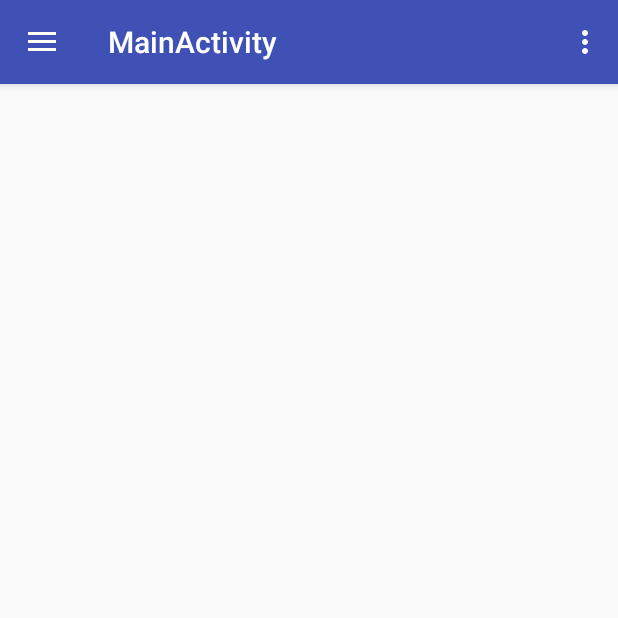
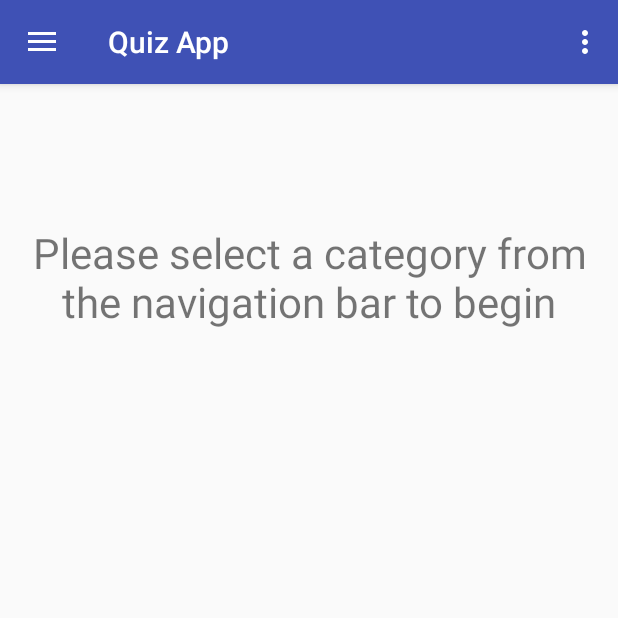
Before and after one commit to tilaks26/MyQuizApp, an Android app: the screen it shows after launch (MainActivity before the commit, QuizApp after it), on a phone screen of 412 x 824 dp, the top half of it. Run offline under Robolectric (Android 15) with nearby library versions, the phone set to English and light mode, and no system bars.

Commit message:
Adding modifications

```diff
--- a/MyQuizApp/app/src/main/AndroidManifest.xml
+++ b/MyQuizApp/app/src/main/AndroidManifest.xml
@@ -9,11 +9,8 @@
         android:roundIcon="@mipmap/ic_launcher_round"
         android:supportsRtl="true"
         android:theme="@style/AppTheme">
-        <activity android:name=".QuizActivity">
-
-        </activity>
         <activity
-            android:name=".MainActivity"
+            android:name=".QuizApp"
             android:label="@string/title_activity_main"
             android:theme="@style/AppTheme.NoActionBar">
             <intent-filter>
--- a/MyQuizApp/app/src/main/java/com/example/tilaks/myquizapp/MainActivity.java
+++ /dev/null
@@ -1,101 +0,0 @@
-package com.example.tilaks.myquizapp;
-
-import android.os.Bundle;
-import android.support.design.widget.FloatingActionButton;
-import android.support.design.widget.Snackbar;
-import android.view.View;
-import android.support.design.widget.NavigationView;
-import android.support.v4.view.GravityCompat;
-import android.support.v4.widget.DrawerLayout;
-import android.support.v7.app.ActionBarDrawerToggle;
-import android.support.v7.app.AppCompatActivity;
-import android.support.v7.widget.Toolbar;
-import android.view.Menu;
-import android.view.MenuItem;
-
-public class MainActivity extends AppCompatActivity
-        implements NavigationView.OnNavigationItemSelectedListener {
-
-    @Override
-    protected void onCreate(Bundle savedInstanceState) {
-        super.onCreate(savedInstanceState);
-        setContentView(R.layout.activity_main);
-        Toolbar toolbar = (Toolbar) findViewById(R.id.toolbar);
-        setSupportActionBar(toolbar);
-
-        FloatingActionButton fab = (FloatingActionButton) findViewById(R.id.fab);
-        fab.setOnClickListener(new View.OnClickListener() {
-            @Override
-            public void onClick(View view) {
-                Snackbar.make(view, "Replace with your own action", Snackbar.LENGTH_LONG)
-                        .setAction("Action", null).show();
-            }
-        });
-
-        DrawerLayout drawer = (DrawerLayout) findViewById(R.id.drawer_layout);
-        ActionBarDrawerToggle toggle = new ActionBarDrawerToggle(
-                this, drawer, toolbar, R.string.navigation_drawer_open, R.string.navigation_drawer_close);
-        drawer.setDrawerListener(toggle);
-        toggle.syncState();
-
-        NavigationView navigationView = (NavigationView) findViewById(R.id.nav_view);
-        navigationView.setNavigationItemSelectedListener(this);
-    }
-
-    @Override
-    public void onBackPressed() {
-        DrawerLayout drawer = (DrawerLayout) findViewById(R.id.drawer_layout);
-        if (drawer.isDrawerOpen(GravityCompat.START)) {
-            drawer.closeDrawer(GravityCompat.START);
-        } else {
-            super.onBackPressed();
-        }
-    }
-
-    @Override
-    public boolean onCreateOptionsMenu(Menu menu) {
-        // Inflate the menu; this adds items to the action bar if it is present.
-        getMenuInflater().inflate(R.menu.main, menu);
-        return true;
-    }
-
-    @Override
-    public boolean onOptionsItemSelected(MenuItem item) {
-        // Handle action bar item clicks here. The action bar will
-        // automatically handle clicks on the Home/Up button, so long
-        // as you specify a parent activity in AndroidManifest.xml.
-        int id = item.getItemId();
-
-        //noinspection SimplifiableIfStatement
-        if (id == R.id.action_settings) {
-            return true;
-        }
-
-        return super.onOptionsItemSelected(item);
-    }
-
-    @SuppressWarnings("StatementWithEmptyBody")
-    @Override
-    public boolean onNavigationItemSelected(MenuItem item) {
-        // Handle navigation view item clicks here.
-        int id = item.getItemId();
-
-//        if (id == R.id.nav_camera) {
-//            // Handle the camera action
-//        } else if (id == R.id.nav_gallery) {
-//
-//        } else if (id == R.id.nav_slideshow) {
-//
-//        } else if (id == R.id.nav_manage) {
-//
-//        } else if (id == R.id.nav_share) {
-//
-//        } else if (id == R.id.nav_send) {
-//
-//        }
-
-        DrawerLayout drawer = (DrawerLayout) findViewById(R.id.drawer_layout);
-        drawer.closeDrawer(GravityCompat.START);
-        return true;
-    }
-}
--- a/MyQuizApp/app/src/main/java/com/example/tilaks/myquizapp/QuizActivity.java
+++ /dev/null
@@ -1,13 +0,0 @@
-package com.example.tilaks.myquizapp;
-
-import android.support.v7.app.AppCompatActivity;
-import android.os.Bundle;
-
-public class QuizActivity extends AppCompatActivity {
-
-    @Override
-    protected void onCreate(Bundle savedInstanceState) {
-        super.onCreate(savedInstanceState);
-        setContentView(R.layout.activity_quiz);
-    }
-}
--- /dev/null
+++ b/MyQuizApp/app/src/main/java/com/example/tilaks/myquizapp/QuizApp.java
@@ -0,0 +1,211 @@
+package com.example.tilaks.myquizapp;
+
+import android.content.Intent;
+import android.os.Bundle;
+import android.support.design.widget.NavigationView;
+import android.support.v4.view.GravityCompat;
+import android.support.v4.widget.DrawerLayout;
+import android.support.v7.app.ActionBarDrawerToggle;
+import android.support.v7.app.AppCompatActivity;
+import android.support.v7.widget.Toolbar;
+import android.view.Menu;
+import android.view.MenuItem;
+import android.view.View;
+import android.widget.Button;
+import android.widget.TextView;
+import java.util.ArrayList;
+
+public class QuizApp extends AppCompatActivity
+        implements NavigationView.OnNavigationItemSelectedListener {
+
+    Button back;
+    Button next;
+    TextView question;
+    Button optionA;
+    Button optionB;
+    Button optionC;
+    Button optionD;
+    TextView score;
+    ArrayList<Questions> math = new ArrayList<>();
+    ArrayList<Questions> gk = new ArrayList<>();
+    ArrayList<Questions> science = new ArrayList<>();
+    int indexMath = 0;
+    int indexGK = 0;
+    int indexScience = 0;
+    int type_ = -1;
+
+    @Override
+    protected void onCreate(Bundle savedInstanceState) {
+        super.onCreate(savedInstanceState);
+        setContentView(R.layout.activity_main);
+        Toolbar toolbar = (Toolbar) findViewById(R.id.toolbar);
+        setSupportActionBar(toolbar);
+
+        back = (Button) findViewById(R.id.back);
+        back.setVisibility(View.INVISIBLE);
+        next = (Button) findViewById(R.id.next);
+        next.setVisibility(View.INVISIBLE);
+        question = (TextView) findViewById(R.id.question);
+        optionA = (Button) findViewById(R.id.optionA);
+        optionA.setVisibility(View.INVISIBLE);
+        optionB = (Button) findViewById(R.id.optionB);
+        optionB.setVisibility(View.INVISIBLE);
+        optionC = (Button) findViewById(R.id.optionC);
+        optionC.setVisibility(View.INVISIBLE);
+        optionD = (Button) findViewById(R.id.optionD);
+        optionD.setVisibility(View.INVISIBLE);
+        score = (TextView) findViewById(R.id.score);
+        score.setVisibility(View.INVISIBLE);
+
+        math = initMath();
+        gk = initGK();
+        science = initScience();
+
+        DrawerLayout drawer = (DrawerLayout) findViewById(R.id.drawer_layout);
+        ActionBarDrawerToggle toggle = new ActionBarDrawerToggle(
+                this, drawer, toolbar, R.string.navigation_drawer_open, R.string.navigation_drawer_close);
+        drawer.setDrawerListener(toggle);
+        toggle.syncState();
+
+        NavigationView navigationView = (NavigationView) findViewById(R.id.nav_view);
+        navigationView.setNavigationItemSelectedListener(this);
+    }
+
+    @Override
+    public void onBackPressed() {
+        DrawerLayout drawer = (DrawerLayout) findViewById(R.id.drawer_layout);
+        if (drawer.isDrawerOpen(GravityCompat.START)) {
+            drawer.closeDrawer(GravityCompat.START);
+        } else {
+            super.onBackPressed();
+        }
+    }
+
+    @Override
+    public boolean onCreateOptionsMenu(Menu menu) {
+        // Inflate the menu; this adds items to the action bar if it is present.
+        getMenuInflater().inflate(R.menu.main, menu);
+        return true;
+    }
+
+    @Override
+    public boolean onOptionsItemSelected(MenuItem item) {
+        // Handle action bar item clicks here. The action bar will
+        // automatically handle clicks on the Home/Up button, so long
+        // as you specify a parent activity in AndroidManifest.xml.
+        int id = item.getItemId();
+
+        //noinspection SimplifiableIfStatement
+        if (id == R.id.action_settings)
+        {
+            return true;
+        }
+        if (id == R.id.reset)
+        {
+            Intent intent = getBaseContext().getPackageManager().getLaunchIntentForPackage(getBaseContext().getPackageName());
+            intent.addFlags(Intent.FLAG_ACTIVITY_CLEAR_TOP);
+            startActivity(intent);
+            System.exit(0);
+        }
+
+        return super.onOptionsItemSelected(item);
+    }
+
+    @SuppressWarnings("StatementWithEmptyBody")
+    @Override
+    public boolean onNavigationItemSelected(MenuItem item) {
+        // Handle navigation view item clicks here.
+        int id = item.getItemId();
+        back.setVisibility(View.VISIBLE);
+        next.setVisibility(View.VISIBLE);
+        optionA.setVisibility(View.VISIBLE);
+        optionB.setVisibility(View.VISIBLE);
+        optionC.setVisibility(View.VISIBLE);
+        optionD.setVisibility(View.VISIBLE);
+        score.setVisibility(View.VISIBLE);
+
+        if (id == R.id.nav_math)
+        {
+            question.setText(math.get(indexMath).question);
+            optionA.setText(math.get(indexMath).optionA);
+            optionB.setText(math.get(indexMath).optionB);
+            optionC.setText(math.get(indexMath).optionC);
+            optionD.setText(math.get(indexMath).optionD);
+        }
+        if (id == R.id.nav_gk)
+        {
+            question.setText(math.get(indexMath).question);
+            optionA.setText(math.get(indexMath).optionA);
+            optionB.setText(math.get(indexMath).optionB);
+            optionC.setText(math.get(indexMath).optionC);
+            optionD.setText(math.get(indexMath).optionD);
+        }
+        if (id == R.id.nav_science)
+        {
+            question.setText(math.get(indexMath).question);
+            optionA.setText(math.get(indexMath).optionA);
+            optionB.setText(math.get(indexMath).optionB);
+            optionC.setText(math.get(indexMath).optionC);
+            optionD.setText(math.get(indexMath).optionD);
+        }
+
+        DrawerLayout drawer = (DrawerLayout) findViewById(R.id.drawer_layout);
+        drawer.closeDrawer(GravityCompat.START);
+        return true;
+    }
+
+    public ArrayList<Questions> initMath() {
+        Questions first = new Questions("2 + 3 = ?", "3", "4", "5", "6", "5");
+        ArrayList<Questions> result = new ArrayList<>();
+        result.add(first);
+        return result;
+    }
+
+    public ArrayList<Questions> initGK() {
+        Questions first = new Questions("2 + 3 = ?", "3", "4", "5", "6", "5");
+        ArrayList<Questions> result = new ArrayList<>();
+        result.add(first);
+        return result;
+    }
+
+    public ArrayList<Questions> initScience() {
+        Questions first = new Questions("2 + 3 = ?", "3", "4", "5", "6", "5");
+        ArrayList<Questions> result = new ArrayList<>();
+        result.add(first);
+        return result;
+    }
+
+    public void onNextClick() {
+        if (type_ == 0) {
+            indexMath++;
+        }
+        else if (type_ == 1) {
+            indexGK++;
+        }
+        else if (type_ == 2) {
+            indexScience++;
+        }
+
+    }
+
+    private class Questions {
+
+        String question;
+        String optionA;
+        String optionB;
+        String optionC;
+        String optionD;
+        String answer;
+
+        public Questions(String question, String optionA, String optionB, String optionC, String optionD, String answer) {
+            this.question = question;
+            this.optionA = optionA;
+            this.optionB = optionB;
+            this.optionC = optionC;
+            this.optionD = optionD;
+            this.answer = answer;
+        }
+
+    }
+
+}
--- a/MyQuizApp/app/src/main/res/layout/app_bar_main.xml
+++ b/MyQuizApp/app/src/main/res/layout/app_bar_main.xml
@@ -4,7 +4,7 @@
     xmlns:tools="http://schemas.android.com/tools"
     android:layout_width="match_parent"
     android:layout_height="match_parent"
-    tools:context="com.example.tilaks.myquizapp.MainActivity">
+    tools:context="com.example.tilaks.myquizapp.QuizApp">
 
     <android.support.design.widget.AppBarLayout
         android:layout_width="match_parent"
--- a/MyQuizApp/app/src/main/res/layout/content_main.xml
+++ b/MyQuizApp/app/src/main/res/layout/content_main.xml
@@ -5,7 +5,119 @@
     android:layout_width="match_parent"
     android:layout_height="match_parent"
     app:layout_behavior="@string/appbar_scrolling_view_behavior"
-    tools:context="com.example.tilaks.myquizapp.MainActivity"
+    tools:context="com.example.tilaks.myquizapp.QuizApp"
     tools:showIn="@layout/app_bar_main">
 
+    <TextView
+        android:id="@+id/question"
+        android:layout_width="0dp"
+        android:layout_height="119dp"
+        android:text="Please select a category from the navigation bar to begin"
+        tools:layout_constraintTop_creator="1"
+        tools:layout_constraintRight_creator="1"
+        android:layout_marginStart="8dp"
+        android:layout_marginEnd="8dp"
+        app:layout_constraintRight_toRightOf="parent"
+        android:layout_marginTop="93dp"
+        tools:layout_constraintLeft_creator="1"
+        app:layout_constraintLeft_toLeftOf="parent"
+        app:layout_constraintTop_toTopOf="parent"
+        android:textAlignment="center"
+        android:textSize="28sp" />
+
+    <Button
+        android:id="@+id/back"
+        android:layout_width="wrap_content"
+        android:layout_height="wrap_content"
+        android:text="Back"
+        tools:layout_constraintTop_creator="1"
+        android:layout_marginStart="50dp"
+        android:layout_marginTop="20dp"
+        tools:layout_constraintLeft_creator="1"
+        app:layout_constraintLeft_toLeftOf="parent"
+        app:layout_constraintTop_toTopOf="parent" />
+
+    <Button
+        android:id="@+id/next"
+        android:layout_width="wrap_content"
+        android:layout_height="wrap_content"
+        android:text="Next"
+        tools:layout_constraintTop_creator="1"
+        tools:layout_constraintRight_creator="1"
+        android:layout_marginEnd="50dp"
+        app:layout_constraintRight_toRightOf="parent"
+        android:layout_marginTop="20dp"
+        app:layout_constraintTop_toTopOf="parent" />
+
+    <Button
+        android:id="@+id/optionA"
+        android:layout_width="wrap_content"
+        android:layout_height="wrap_content"
+        android:text="Option A"
+        tools:layout_constraintBottom_creator="1"
+        app:layout_constraintBottom_toTopOf="@+id/optionC"
+        android:layout_marginStart="70dp"
+        tools:layout_constraintLeft_creator="1"
+        android:layout_marginBottom="35dp"
+        app:layout_constraintLeft_toLeftOf="parent" />
+
+    <Button
+        android:id="@+id/optionB"
+        android:layout_width="wrap_content"
+        android:layout_height="wrap_content"
+        android:text="Option B"
+        tools:layout_constraintRight_creator="1"
+        tools:layout_constraintBottom_creator="1"
+        app:layout_constraintBottom_toTopOf="@+id/optionD"
+        android:layout_marginEnd="70dp"
+        app:layout_constraintRight_toRightOf="parent"
+        android:layout_marginBottom="35dp"
+        android:layout_marginRight="69dp" />
+
+    <Button
+        android:id="@+id/optionC"
+        android:layout_width="wrap_content"
+        android:layout_height="wrap_content"
+        android:text="Option C"
+        tools:layout_constraintTop_creator="1"
+        tools:layout_constraintRight_creator="1"
+        tools:layout_constraintBottom_creator="1"
+        app:layout_constraintBottom_toBottomOf="@+id/optionD"
+        app:layout_constraintRight_toRightOf="@+id/optionA"
+        tools:layout_constraintLeft_creator="1"
+        app:layout_constraintLeft_toLeftOf="@+id/optionA"
+        app:layout_constraintTop_toTopOf="@+id/optionD" />
+
+    <Button
+        android:id="@+id/optionD"
+        android:layout_width="wrap_content"
+        android:layout_height="wrap_content"
+        android:text="Option D"
+        tools:layout_constraintRight_creator="1"
+        tools:layout_constraintBottom_creator="1"
+        app:layout_constraintBottom_toBottomOf="parent"
+        app:layout_constraintRight_toRightOf="@+id/optionB"
+        tools:layout_constraintLeft_creator="1"
+        android:layout_marginBottom="133dp"
+        app:layout_constraintLeft_toLeftOf="@+id/optionB" />
+
+    <TextView
+        android:id="@+id/score"
+        android:layout_width="162dp"
+        android:layout_height="60dp"
+        android:text="Score:"
+        tools:layout_constraintTop_creator="1"
+        tools:layout_constraintRight_creator="1"
+        tools:layout_constraintBottom_creator="1"
+        app:layout_constraintBottom_toBottomOf="parent"
+        app:layout_constraintRight_toRightOf="parent"
+        android:layout_marginTop="47dp"
+        app:layout_constraintTop_toBottomOf="@+id/optionC"
+        tools:layout_constraintLeft_creator="1"
+        android:layout_marginBottom="42dp"
+        app:layout_constraintLeft_toLeftOf="parent"
+        app:layout_constraintVertical_bias="0.0"
+        android:textAlignment="center"
+        android:textSize="24sp" />
+
 </android.support.constraint.ConstraintLayout>
--- a/MyQuizApp/app/src/main/res/layout/drawer_layout.xml
+++ b/MyQuizApp/app/src/main/res/layout/drawer_layout.xml
@@ -10,24 +10,6 @@
         android:layout_width="match_parent"
         android:layout_height="match_parent" >
 
-        <TextView
-            android:id="@+id/question"
-            android:layout_width="match_parent"
-            android:layout_height="108dp"
-            android:text="TextView" />
-
-        <Button
-            android:id="@+id/back"
-            android:layout_width="wrap_content"
-            android:layout_height="wrap_content"
-            android:text="Button" />
-
-        <Button
-            android:id="@+id/next"
-            android:layout_width="wrap_content"
-            android:layout_height="wrap_content"
-            android:text="Button" />
-
     </FrameLayout>
     <!-- The navigation drawer -->
     <ListView android:id="@+id/left_drawer"
--- a/MyQuizApp/app/src/main/res/menu/main.xml
+++ b/MyQuizApp/app/src/main/res/menu/main.xml
@@ -6,4 +6,10 @@
         android:orderInCategory="100"
         android:title="@string/action_settings"
         app:showAsAction="never" />
+
+    <item
+        android:id="@+id/reset"
+        android:orderInCategory="100"
+        android:title="Reset" />
+
 </menu>
--- a/MyQuizApp/app/src/main/res/values/strings.xml
+++ b/MyQuizApp/app/src/main/res/values/strings.xml
@@ -1,7 +1,7 @@
 <resources>
     <string name="app_name">MyQuizApp</string>
 
-    <string name="title_activity_main">MainActivity</string>
+    <string name="title_activity_main">Quiz App</string>
 
     <string name="navigation_drawer_open">Open navigation drawer</string>
     <string name="navigation_drawer_close">Close navigation drawer</string>
```
Also changed, not shown: 15 other files.
